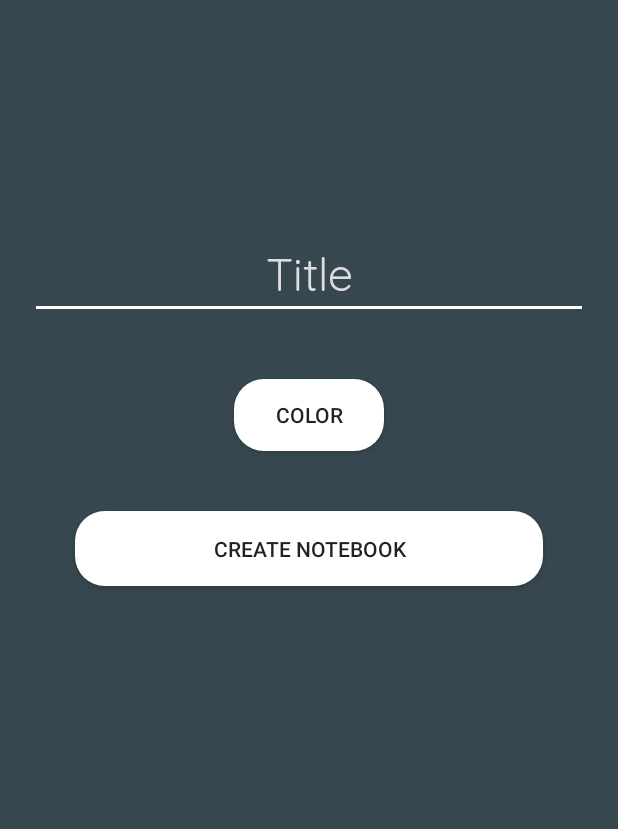
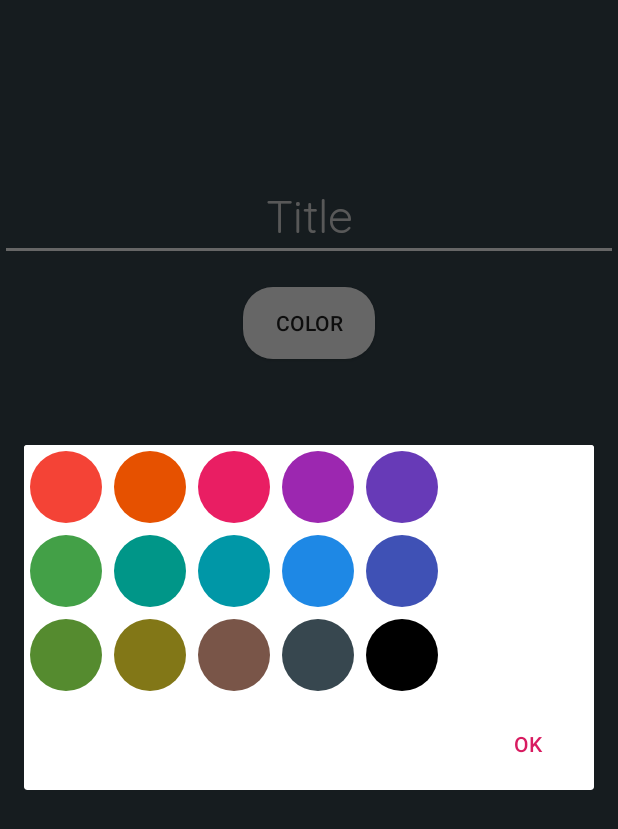
Before and after one commit to leinad99/noded, an Android app: the fragment CreateNotebookFragment shown on its own in the app's theme, after a tap on "COLOR", on a phone screen of 412 x 824 dp. Shown: the top 829 px of the screen. Run offline under Robolectric (Android 15) with nearby library versions, the phone set to English and light mode, and no system bars; our stand-ins replace data binding.

Commit message:
Notebook color picker (#4)
* Replace color picker (no logic)

Something pops up when you tap it, but no logic has been implemented

* You can now tap each color!

* Finish implementation (for now)

Color tapping fully works
Toolbar, statusbar, and navbar now reflect the user's chosen color

```diff
--- a/app/build.gradle
+++ b/app/build.gradle
@@ -57,9 +57,6 @@ dependencies {
     androidTestImplementation 'androidx.test.ext:junit:1.1.0'
     androidTestImplementation 'androidx.test.espresso:espresso-core:3.1.1'
 
-    // Color picker
-    implementation 'petrov.kristiyan:colorpicker-library:1.1.10'
-
     // Add the Firebase SDK for Google Analytics
     implementation 'com.google.firebase:firebase-analytics:17.2.1'
 
--- a/app/src/main/java/me/spryn/noded/screens/createNotebook/CreateNotebookFragment.kt
+++ b/app/src/main/java/me/spryn/noded/screens/createNotebook/CreateNotebookFragment.kt
@@ -1,27 +1,26 @@
 package me.spryn.noded.screens.createNotebook
 
 
-import android.graphics.Color
-import android.os.Build
+import android.app.AlertDialog
+import android.graphics.drawable.ColorDrawable
 import android.os.Bundle
-import androidx.fragment.app.Fragment
+import android.util.Log
 import android.view.LayoutInflater
 import android.view.View
 import android.view.ViewGroup
-import android.widget.Button
-import android.widget.Toolbar
-import androidx.annotation.RequiresApi
-import androidx.core.view.get
+import android.widget.GridLayout
+import androidx.core.content.ContextCompat
 import androidx.databinding.DataBindingUtil
+import androidx.fragment.app.Fragment
 import androidx.navigation.findNavController
-
+import me.spryn.noded.MainActivity
 import me.spryn.noded.R
 import me.spryn.noded.database.DataManager.saveNotebook
 import me.spryn.noded.databinding.FragmentCreateNotebookBinding
 import me.spryn.noded.models.NotebookModel
-import petrov.kristiyan.colorpicker.ColorPicker
-import android.graphics.Color.parseColor
-import android.widget.Toast
+import me.spryn.noded.ui.statusBarColorBlend
+import me.spryn.noded.ui.statusBarColorBlendTwice
+import me.spryn.noded.ui.updateToolbar
 
 
 /**
@@ -30,10 +29,8 @@ import android.widget.Toast
 class CreateNotebookFragment : Fragment() {
 
     lateinit var binding: FragmentCreateNotebookBinding
-    lateinit var colorPicker: ColorPicker
-    private lateinit var colorButton: Button
 
-    var notebookColor = -1 //default to white
+    var notebookColor = 0
 
     override fun onCreateView(
         inflater: LayoutInflater, container: ViewGroup?,
@@ -42,49 +39,83 @@ class CreateNotebookFragment : Fragment() {
         binding = DataBindingUtil.inflate(
             inflater, R.layout.fragment_create_notebook, container, false
         )
-        colorPicker = ColorPicker(activity)
-
-        colorButton = binding.colorButton
-        colorButton.setOnClickListener { showColors() }
-
-        binding.createNotebookButton.setOnClickListener { saveThisNotebook(it) }
+        binding.colorButton.setOnClickListener { showColors() }
 
         return binding.root
     }
 
-    private fun showColors() {
-        colorPicker.setOnChooseColorListener(object : ColorPicker.OnChooseColorListener {
+    override fun onResume() {
+        super.onResume()
 
-            override fun onChooseColor(position: Int, color: Int) {
-                //Toast.makeText(context, color.toString(), Toast.LENGTH_SHORT).show()
-            }
+        val mainActivity = activity as? MainActivity
 
-            override fun onCancel() {
-                binding.notebookInfoLayout.setBackgroundColor(parseColor("37474F"))
-            }
-        })
-            .addListenerButton("Accept") { v, position, color ->
-                binding.notebookInfoLayout.setBackgroundColor(color)
-                Toast.makeText(context, color.toString(), Toast.LENGTH_SHORT).show()
-                notebookColor = color
-                colorPicker.dismissDialog()
-            }
-            .disableDefaultButtons(true)
-            .show()
+        mainActivity?.let {
+            val color = ContextCompat.getColor(it, R.color.colorPrimary)
+            notebookColor = color //default notebook color
+            val darkColor = statusBarColorBlend(color)
+            val darkerColor = statusBarColorBlendTwice(color)
+            updateToolbar(
+                mainActivity,
+                checkButtonClick = ::saveThisNotebook,
+                toolbarColor = darkColor,
+                statusBarColor = darkerColor
+            )
+        }
     }
 
-    private fun saveThisNotebook(view: View) {
+    private fun showColors() {
+        val colorsGrid = layoutInflater.inflate(R.layout.color_picker_grid, null)
+
+        val alertDialog = AlertDialog.Builder(context)
+        alertDialog.setView(colorsGrid)
+
+        val gridItems: GridLayout = colorsGrid.findViewById(R.id.color_picker_grid)
+
+        for (i in 0 until gridItems.childCount) {
+            val item = gridItems.getChildAt(i)
+            item?.setOnClickListener {
+                Log.i("Color Picker", "Picked item $i")
+                updateColor(item)
+            }
+        }
+
+        alertDialog.setPositiveButton("OK") { dialog, _ -> dialog.dismiss() }
+
+        // create alert dialog and show it
+        alertDialog.create().show()
+    }
+
+    private fun updateColor(item: View) {
+        val color = item.backgroundTintList!!.defaultColor
+        binding.notebookInfoLayout.setBackgroundColor(color)
+        notebookColor = color
+
+        //set the status bar and navbar colors
+        val mainActivity = activity as? MainActivity
+        val darkColor = statusBarColorBlend(color)
+        val darkerColor = statusBarColorBlendTwice(color)
+        mainActivity?.let {
+            updateToolbar(
+                mainActivity,
+                checkButtonClick = ::saveThisNotebook,
+                toolbarColor = darkColor,
+                statusBarColor = darkerColor
+            )
+            it.window.navigationBarColor = darkColor
+        }
+    }
+
+    private fun saveThisNotebook() {
         val action = CreateNotebookFragmentDirections.actionCreateNotebookFragmentToNoteFragment(
             notebookColor = notebookColor.toString(),
             notebookName = binding.titleInput.text.toString()
         )
-        view.findNavController().navigate(action)
+        view?.findNavController()?.navigate(action)
         val notebookInstance = NotebookModel(
             title = binding.titleInput.text.toString(),
             color = notebookColor.toString(),
             lastModified = 1
         )
-
         saveNotebook(notebookInstance, context)
     }
 }
--- a/app/src/main/java/me/spryn/noded/ui/Toolbar.kt
+++ b/app/src/main/java/me/spryn/noded/ui/Toolbar.kt
@@ -61,3 +61,5 @@ fun statusBarColorBlend(toolbarColor: Int): Int {
         blue.toInt()
     )
 }
+
+fun statusBarColorBlendTwice(toolbarColor: Int): Int = statusBarColorBlend(statusBarColorBlend(toolbarColor))
--- /dev/null
+++ b/app/src/main/res/drawable/circle.xml
@@ -0,0 +1,11 @@
+<?xml version="1.0" encoding="utf-8"?>
+<shape xmlns:android="http://schemas.android.com/apk/res/android"
+    android:shape="oval">
+
+    <solid android:color="@color/black" />
+
+
+    <size
+        android:width="48dp"
+        android:height="48dp" />
+</shape>
--- /dev/null
+++ b/app/src/main/res/layout/color_picker_grid.xml
@@ -0,0 +1,149 @@
+<?xml version="1.0" encoding="utf-8"?>
+<RelativeLayout xmlns:android="http://schemas.android.com/apk/res/android"
+    android:id="@+id/color_picker_layout"
+    android:layout_width="match_parent"
+    android:layout_height="match_parent"
+    android:layout_gravity="center">
+
+    <GridLayout
+        android:id="@+id/color_picker_grid"
+        android:layout_width="match_parent"
+        android:layout_height="wrap_content"
+        android:background="@color/white"
+        android:useDefaultMargins="true">
+
+        <View
+            android:layout_width="48dp"
+            android:layout_height="48dp"
+            android:layout_row="0"
+            android:layout_column="0"
+            android:background="@drawable/circle"
+            android:backgroundTint="@color/red_500" />
+
+        <View
+            android:layout_width="48dp"
+            android:layout_height="48dp"
+            android:layout_row="0"
+            android:layout_column="1"
+            android:background="@drawable/circle"
+            android:backgroundTint="@color/orange_900" />
+
+
+        <View
+            android:layout_width="48dp"
+            android:layout_height="48dp"
+            android:layout_row="0"
+            android:layout_column="2"
+            android:background="@drawable/circle"
+            android:backgroundTint="@color/pink_500" />
+
+        <View
+            android:layout_width="48dp"
+            android:layout_height="48dp"
+            android:layout_row="0"
+            android:layout_column="3"
+            android:background="@drawable/circle"
+            android:backgroundTint="@color/purple_500" />
+
+        <View
+            android:layout_width="48dp"
+            android:layout_height="48dp"
+            android:layout_row="0"
+            android:layout_column="4"
+            android:background="@drawable/circle"
+            android:backgroundTint="@color/deep_purple_500" />
+
+        <View
+            android:layout_width="48dp"
+            android:layout_height="48dp"
+            android:layout_row="1"
+            android:layout_column="4"
+            android:background="@drawable/circle"
+            android:backgroundTint="@color/indigo_500" />
+
+        <View
+            android:layout_width="48dp"
+            android:layout_height="48dp"
+            android:layout_row="1"
+            android:layout_column="3"
+            android:background="@drawable/circle"
+            android:backgroundTint="@color/blue_600" />
+
+
+        <View
+            android:layout_width="48dp"
+            android:layout_height="48dp"
+            android:layout_row="1"
+            android:layout_column="2"
+            android:background="@drawable/circle"
+            android:backgroundTint="@color/cyan_700" />
+
+        <View
+            android:layout_width="48dp"
+            android:layout_height="48dp"
+            android:layout_row="1"
+            android:layout_column="1"
+            android:background="@drawable/circle"
+            android:backgroundTint="@color/teal_500" />
+
+        <View
+            android:layout_width="48dp"
+            android:layout_height="48dp"
+            android:layout_row="1"
+            android:layout_column="0"
+            android:background="@drawable/circle"
+            android:backgroundTint="@color/green_600" />
+
+        <View
+            android:layout_width="48dp"
+            android:layout_height="48dp"
+            android:layout_row="2"
+            android:layout_column="0"
+            android:background="@drawable/circle"
+            android:backgroundTint="@color/light_green_800" />
+
+        <View
+            android:layout_width="48dp"
+            android:layout_height="48dp"
+            android:layout_row="2"
+            android:layout_column="1"
+            android:background="@drawable/circle"
+            android:backgroundTint="@color/lime_900" />
+
+
+        <View
+            android:layout_width="48dp"
+            android:layout_height="48dp"
+            android:layout_row="2"
+            android:layout_column="2"
+            android:background="@drawable/circle"
+            android:backgroundTint="@color/brown_500" />
+
+        <View
+            android:layout_width="48dp"
+            android:layout_height="48dp"
+            android:layout_row="2"
+            android:layout_column="3"
+            android:background="@drawable/circle"
+            android:backgroundTint="@color/colorPrimary" />
+
+        <View
+            android:layout_width="48dp"
+            android:layout_height="48dp"
+            android:layout_row="2"
+            android:layout_column="4"
+            android:background="@drawable/circle"
+            android:backgroundTint="@color/black" />
+
+<!--        <View-->
+<!--            android:id="@+id/selector"-->
+<!--            android:layout_width="48dp"-->
+<!--            android:layout_height="48dp"-->
+<!--            android:layout_row="0"-->
+<!--            android:layout_column="0"-->
+<!--            android:background="@drawable/ic_check"-->
+<!--            android:visibility="gone" />-->
+
+    </GridLayout>
+
+</RelativeLayout>
--- /dev/null
+++ b/app/src/main/res/layout/color_picker_item.xml
@@ -0,0 +1,18 @@
+<?xml version="1.0" encoding="utf-8"?>
+<RelativeLayout xmlns:android="http://schemas.android.com/apk/res/android"
+    android:layout_width="wrap_content"
+    android:layout_height="wrap_content">
+
+    <View
+        android:id="@+id/color_button"
+        android:layout_width="48dp"
+        android:layout_height="48dp"
+        android:background="@drawable/circle"
+        android:backgroundTint="@color/colorPrimary" />
+
+    <View
+        android:visibility="gone"
+        android:layout_width="48dp"
+        android:layout_height="48dp"
+        android:background="@drawable/ic_check" />
+</RelativeLayout>
--- a/app/src/main/res/layout/fragment_create_notebook.xml
+++ b/app/src/main/res/layout/fragment_create_notebook.xml
@@ -1,8 +1,9 @@
 <?xml version="1.0" encoding="utf-8"?>
 <layout xmlns:android="http://schemas.android.com/apk/res/android"
-    xmlns:app="http://schemas.android.com/apk/res-auto">
+    xmlns:app="http://schemas.android.com/apk/res-auto"
+    xmlns:tools="http://schemas.android.com/tools">
 
-    <LinearLayout
+    <androidx.constraintlayout.widget.ConstraintLayout
         android:id="@+id/notebook_info_layout"
         android:layout_width="match_parent"
         android:layout_height="match_parent"
@@ -16,39 +17,31 @@
         <EditText
             android:id="@+id/title_input"
             style="@style/AccountInputField"
-            android:layout_marginLeft="20dp"
-            android:layout_marginTop="150dp"
-            android:textAlignment="center"
-            android:layout_marginRight="20dp"
-            android:textSize="30dp"
+            android:layout_marginTop="?android:attr/actionBarSize"
+            android:gravity="center"
             android:hint="@string/title_hint"
+            android:inputType="textShortMessage"
             android:textColorHint="@color/off_white"
-            android:inputType="textShortMessage"
-            app:backgroundTint="@color/white" />
+            android:textSize="30sp"
+            app:backgroundTint="@color/white"
+            app:layout_constraintBottom_toBottomOf="@+id/color_button"
+            app:layout_constraintLeft_toLeftOf="parent"
+            app:layout_constraintRight_toRightOf="parent"
+            app:layout_constraintTop_toTopOf="parent"
+            tools:text="My amazing notebook" />
 
         <Button
             android:id="@+id/color_button"
-            android:layout_width="100dp"
+            android:layout_width="wrap_content"
             android:layout_height="wrap_content"
-            android:layout_gravity="center_horizontal"
-            android:layout_marginTop="30dp"
+            android:layout_marginTop="80dp"
             android:layout_marginBottom="30dp"
             android:background="@drawable/curved_button_white"
-            android:text="@string/color" />
+            android:text="@string/color"
+            app:layout_constraintLeft_toLeftOf="parent"
+            app:layout_constraintRight_toRightOf="parent"
+            app:layout_constraintTop_toTopOf="@id/title_input" />
 
-        <Button
-            android:id="@+id/create_notebook_button"
-            android:layout_width="match_parent"
-            android:layout_height="wrap_content"
-            android:layout_marginLeft="50dp"
-            android:layout_marginTop="10dp"
-            android:layout_marginRight="50dp"
-            android:background="@drawable/curved_button_white"
-            android:padding="15dp"
-            android:shadowColor="@color/light_blue"
-            android:text="@string/create_notebook" />
-
-
-    </LinearLayout>
+    </androidx.constraintlayout.widget.ConstraintLayout>
 
 </layout>
--- a/app/src/main/res/values/colors.xml
+++ b/app/src/main/res/values/colors.xml
@@ -11,13 +11,13 @@
     <color name="light_blue">#cadaff</color>
     <color name="dark_blue">#70798e</color>
 
+
     <color name="red_500">#F44336</color>
     <color name="pink_500">#E91E63</color>
     <color name="purple_500">#9C27B0</color>
     <color name="deep_purple_500">#673AB7</color>
     <color name="indigo_500">#3F51B5</color>
     <color name="blue_600">#1E88E5</color>
-    <color name="light_blue_700">#0288D1</color>
     <color name="cyan_700">#0097A7</color>
     <color name="teal_500">#009688</color>
     <color name="green_600">#43A047</color>
@@ -30,23 +30,22 @@
     <color name="blue_gray_500">#607D8B</color>
     <color name="black">#000000</color>
 
+
     <array name="notebook_colors">
-        <item>@color/red_500</item>
-        <item>@color/pink_500</item>
-        <item>@color/purple_500</item>
-        <item>@color/deep_purple_500</item>
-        <item>@color/indigo_500</item>
-        <item>@color/blue_600</item>
-        <item>@color/light_blue</item>
-        <item>@color/cyan_700</item>
-        <item>@color/teal_500</item>
-        <item>@color/green_600</item>
-        <item>@color/light_green_800</item>
-        <item>@color/lime_900</item>
-        <item>@color/orange_900</item>
-        <item>@color/deep_orange_600</item>
-        <item>@color/brown_500</item>
-        <item>@color/blue_gray_500</item>
-        <item>@color/black</item>
+        <item>#F44336</item> <!-- //red_500 -->
+        <item>#E65100</item> <!-- orange_900 -->
+        <item>#E91E63</item> <!-- pink_500 -->
+        <item>#9C27B0</item>  <!-- purple_500 -->
+        <item>#673AB7</item> <!-- deep_purple_500 -->
+        <item>#3F51B5</item> <!-- indigo_500 -->
+        <item>#1E88E5</item> <!-- blue_600 -->
+        <item>#0097A7</item> <!-- cyan_700 -->
+        <item>#009688</item> <!-- teal_500 -->
+        <item>#43A047</item> <!-- green_600 -->
+        <item>#558B2F</item> <!-- light_green_800 -->
+        <item>#827717</item> <!-- lime_900 -->
+        <item>#795548</item> <!-- brown_500 -->
+        <item>#607D8B</item> <!-- blue_gray_500 -->
+        <item>#000000</item> <!-- black -->
     </array>
 </resources>
```
